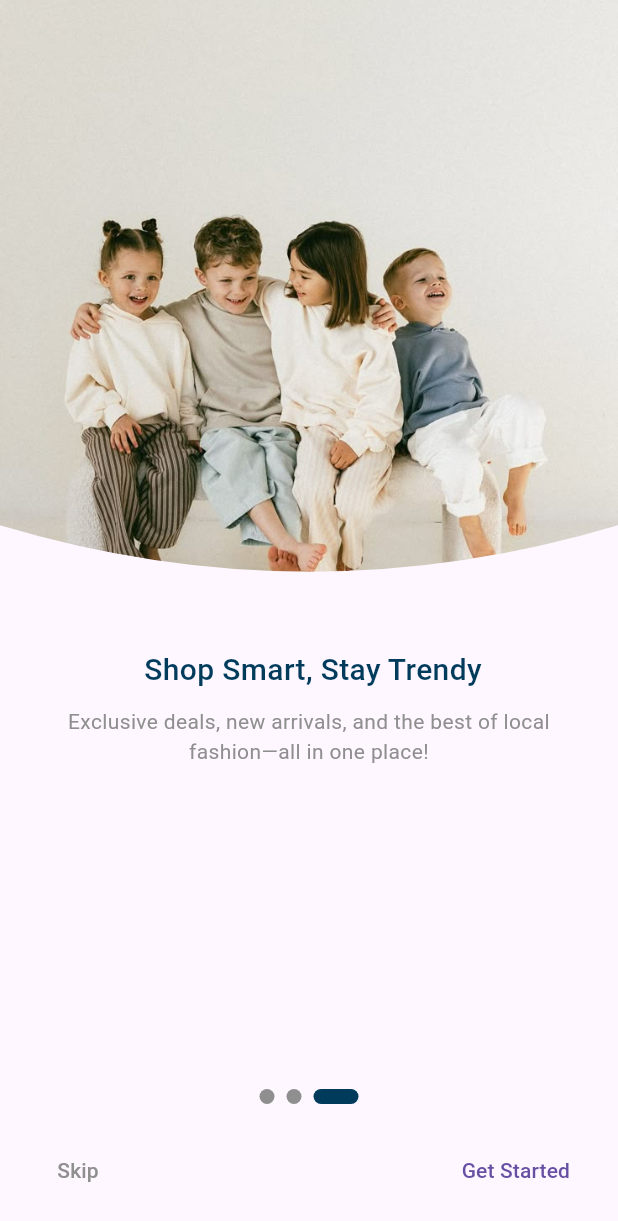
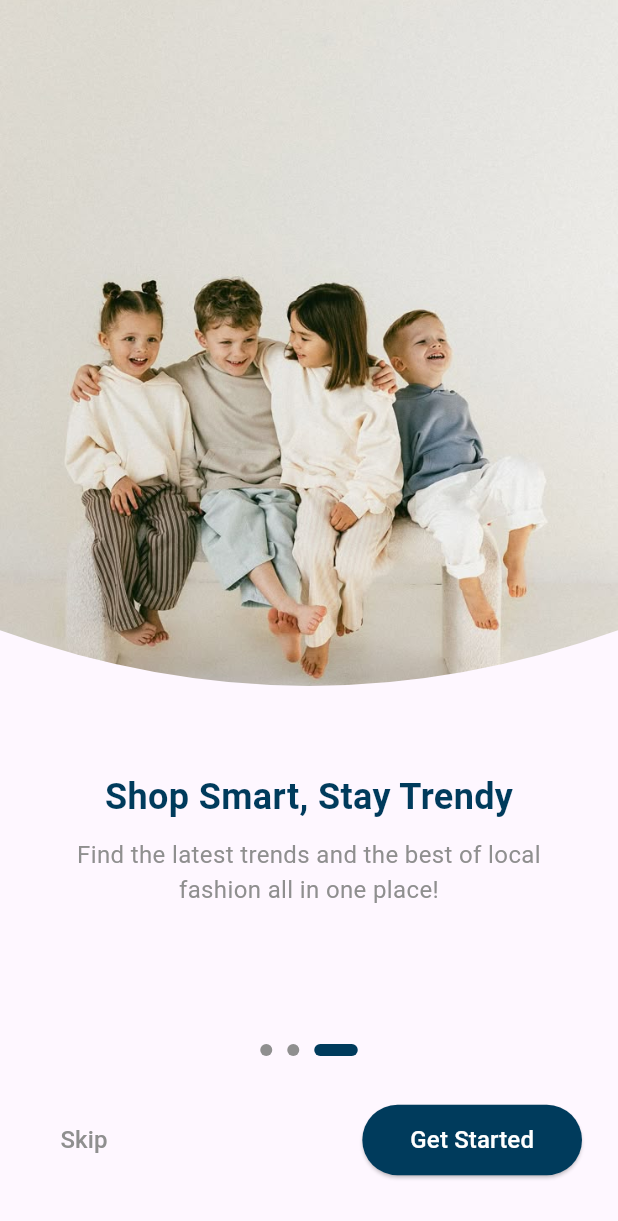
Before and after one commit to salma-elmaghawry/Cloozy-App, a Flutter app: the screen it shows after launch, swiped to page 3, on a phone screen of 412 x 824 dp. Shown: the top 1221 px of the screen. Run offline on Flutter 3.47's test engine with Material 3 defaults, Android fonts, the phone set to English and light mode, and no system bars; our stand-ins replace bloc, dio, flutter_bloc, flutter_secure_storage.

Commit message:
onboarding done

```diff
--- a/lib/Feature/onboarding/onboarding_screen.dart
+++ b/lib/Feature/onboarding/onboarding_screen.dart
@@ -2,120 +2,165 @@ import 'package:cloozy/Core/common/constant.dart';
 import 'package:cloozy/Feature/Auth/views/register_page.dart';
 import 'package:cloozy/Feature/onboarding/onboardingpage.dart';
 import 'package:flutter/material.dart';
-import 'package:smooth_page_indicator/smooth_page_indicator.dart';
 
 class OnboardingScreen extends StatefulWidget {
-  const OnboardingScreen({super.key});
+  const OnboardingScreen({Key? key}) : super(key: key);
 
   @override
-  State<OnboardingScreen> createState() => _OnboardingScreenState();
+  _OnboardingScreenState createState() => _OnboardingScreenState();
 }
 
 class _OnboardingScreenState extends State<OnboardingScreen> {
   final PageController _controller = PageController();
-  int _currentIndex = 0;
+  int currentPage = 0;
+
+  final List<OnboardingData> onboardingPages = [
+    OnboardingData(
+      image: 'assets/images/onboarding1.png',
+      title: "Support Local Brands",
+      description:
+          "Shop from your favorite local brands and explore unique styles crafted just for you.",
+    ),
+    OnboardingData(
+      image: 'assets/images/onboarding2.png',
+      title: "Curated Collections for You",
+      description:
+          "Get personalized fashion recommendations based on your style and preferences.",
+    ),
+    OnboardingData(
+      image: 'assets/images/onboarding3.png',
+      title: "Shop Smart, Stay Trendy",
+      description:
+          "Find the latest trends and the best of local fashion all in one place!",
+    ),
+  ];
 
   @override
   Widget build(BuildContext context) {
     return Scaffold(
-      body: SafeArea(
-        child: Column(
+      body: Stack(
         children: [
-            Expanded(
-              child: PageView(
+          // PageView for Onboarding Screens
+          PageView.builder(
             controller: _controller,
             onPageChanged: (index) {
               setState(() {
-                    _currentIndex = index;
+                currentPage = index;
               });
             },
-                children: const [
-                  OnboardingPage(
-                    title: 'Support Local Brands',
-                    description:
-                        'Shop from your favorite local brands and explore unique styles crafted just for you.',
-                    imageUrl: 'assets/images/onboarding1.png',
+            itemCount: onboardingPages.length,
+            itemBuilder: (context, index) {
+              return OnboardingPage(
+                title: onboardingPages[index].title,
+                description: onboardingPages[index].description,
+                imageUrl: onboardingPages[index].image,
+              );
+            },
           ),
-                  OnboardingPage(
-                    title: 'Curated Collections for You',
-                    description:
-                        ' Get personalized fashion recommendations based on your style and preferences.',
-                    imageUrl: 'assets/images/onboarding2.png',
-                  ),
-                  OnboardingPage(
-                    title: ' Shop Smart, Stay Trendy',
-                    description:
-                        'Exclusive deals, new arrivals, and the best of local fashion—all in one place!',
-                    imageUrl: 'assets/images/onboarding3.png',
-                  ),
-                ],
+
+          // Custom Indicators
+          Positioned(
+            bottom: 120,
+            left: 0,
+            right: 0,
+            child: Row(
+              mainAxisAlignment: MainAxisAlignment.center,
+              children: List.generate(
+                onboardingPages.length,
+                (index) => AnimatedContainer(
+                  duration: const Duration(milliseconds: 300),
+                  margin: const EdgeInsets.symmetric(horizontal: 5),
+                  height: 8,
+                  width: currentPage == index ? 29 : 8,
+                  decoration: BoxDecoration(
+                    color: currentPage == index ? PrimaryColor : grayColor,
+                    borderRadius: BorderRadius.circular(4),
                   ),
                 ),
-            Row(
-              mainAxisAlignment: MainAxisAlignment.center,
-              children: List.generate(3, (index) {
-                return Padding(
-                  padding: const EdgeInsets.symmetric(horizontal: 4.0),
-                  child: CustomIndicator(isActive: _currentIndex == index),
-                );
-              }),
               ),
-            Padding(
-              padding: const EdgeInsets.all(20.0),
+            ),
+          ),
+
+          // Skip and Next/Get Started Buttons
+          Positioned(
+            bottom: 40,
+            left: 24,
+            right: 24,
             child: Row(
               mainAxisAlignment: MainAxisAlignment.spaceBetween,
               children: [
+                // Skip Button
                 TextButton(
                   onPressed: () {
-                      _controller.jumpToPage(2);
+                    Navigator.pushReplacement(
+                      context,
+                      MaterialPageRoute(builder: (context) => RegisterPage()),
+                    );
                   },
                   child: Text(
                     "Skip",
-                      style: TextStyle(fontSize: 14, color: grayColor),
+                    style: TextStyle(
+                      fontSize: 16,
+                      color: grayColor,
+                      fontWeight: FontWeight.w500,
                     ),
                   ),
-                  TextButton(
+                ),
+
+                // Next (Forward Icon) or Get Started Button
+                if (currentPage < onboardingPages.length - 1)
+                  IconButton(
                     onPressed: () {
-                      if (_currentIndex < 2) {
                       _controller.nextPage(
                         duration: const Duration(milliseconds: 300),
-                          curve: Curves.easeIn,
+                        curve: Curves.easeInOut,
                       );
-                      } else {
+                    },
+                    icon: Icon(
+                      Icons.arrow_forward,
+                      size: 24,
+                      color: Colors.white,
+                    ),
+                    style: IconButton.styleFrom(
+                      backgroundColor: PrimaryColor,
+                      shape: RoundedRectangleBorder(
+                        borderRadius: BorderRadius.circular(50),
+                      ),
+                      padding: const EdgeInsets.all(12),
+                    ),
+                  )
+                else
+                  ElevatedButton(
+                    onPressed: () {
                       Navigator.pushReplacement(
                         context,
-                          MaterialPageRoute(
-                              builder: (context) => RegisterPage()),
+                        MaterialPageRoute(builder: (context) => RegisterPage()),
                       );
-                      }
                     },
-                    child: Text(_currentIndex == 2 ? "Get Started" : "Next",),
+                    style: ElevatedButton.styleFrom(
+                      backgroundColor: PrimaryColor,
+                      shape: RoundedRectangleBorder(
+                        borderRadius: BorderRadius.circular(24),
+                      ),
+                      padding: const EdgeInsets.symmetric(
+                        horizontal: 32,
+                        vertical: 12,
+                      ),
+                    ),
+                    child: const Text(
+                      "Get Started",
+                      style: TextStyle(
+                        fontSize: 16,
+                        color: Colors.white,
+                        fontWeight: FontWeight.w500,
+                      ),
+                    ),
                   ),
               ],
             ),
           ),
         ],
       ),
-      ),
     );
   }
 }
-
-class CustomIndicator extends StatelessWidget {
-  final bool isActive;
-
-  const CustomIndicator({Key? key, required this.isActive}) : super(key: key);
-
-  @override
-  Widget build(BuildContext context) {
-    return AnimatedContainer(
-      duration: const Duration(milliseconds: 300),
-      height: 10,
-      width: isActive ? 30 : 10,
-      decoration: BoxDecoration(
-        color: isActive ? PrimaryColor : grayColor,
-        borderRadius: BorderRadius.circular(5),
-      ),
-    );
-  }
-}
--- a/lib/Feature/onboarding/onboardingpage.dart
+++ b/lib/Feature/onboarding/onboardingpage.dart
@@ -1,5 +1,5 @@
+import 'package:cloozy/Core/common/constant.dart';
 import 'package:flutter/material.dart';
-import 'package:cloozy/Core/common/constant.dart';
 
 class OnboardingPage extends StatelessWidget {
   final String title;
@@ -23,31 +23,27 @@ class OnboardingPage extends StatelessWidget {
           child: Image.asset(
             imageUrl,
             width: double.infinity,
-            height: MediaQuery.of(context).size.height * 0.5,
+            height: MediaQuery.of(context).size.height * 0.6,
             fit: BoxFit.cover,
           ),
         ),
-
         const SizedBox(height: 20),
 
         // Title
         Text(
           title,
           style: TextStyle(
-            fontSize: 20,
-            fontWeight: FontWeight.w500,
-            color: PrimaryColor,
-          ),
+              fontSize: 24, color: PrimaryColor, fontWeight: FontWeight.bold),
         ),
 
         const SizedBox(height: 10),
 
         // Description
         Padding(
-          padding: const EdgeInsets.symmetric(horizontal: 40.0),
+          padding: EdgeInsets.symmetric(horizontal: 40.0),
           child: Text(
             description,
-            style: TextStyle(fontSize: 14, color: grayColor),
+            style: TextStyle(fontSize: 16, color: grayColor),
             textAlign: TextAlign.center,
           ),
         ),
@@ -56,14 +52,13 @@ class OnboardingPage extends StatelessWidget {
   }
 }
 
-// Custom Clipper for the Curved Image
+// Custom Clipper for Curved Image
 class CustomCurveClipper extends CustomClipper<Path> {
   @override
   Path getClip(Size size) {
     Path path = Path();
     path.lineTo(0, size.height * 0.85);
 
-    // Curved section
     path.quadraticBezierTo(
         size.width / 2, size.height, size.width, size.height * 0.85);
 
@@ -75,3 +70,16 @@ class CustomCurveClipper extends CustomClipper<Path> {
   @override
   bool shouldReclip(CustomClipper<Path> oldClipper) => false;
 }
+
+// Model for Onboarding Data
+class OnboardingData {
+  final String image;
+  final String title;
+  final String description;
+
+  OnboardingData({
+    required this.image,
+    required this.title,
+    required this.description,
+  });
+}
```
Also changed, not shown: assets/images/onboarding2.png. Lines whose indentation alone changed are shown as unchanged.
